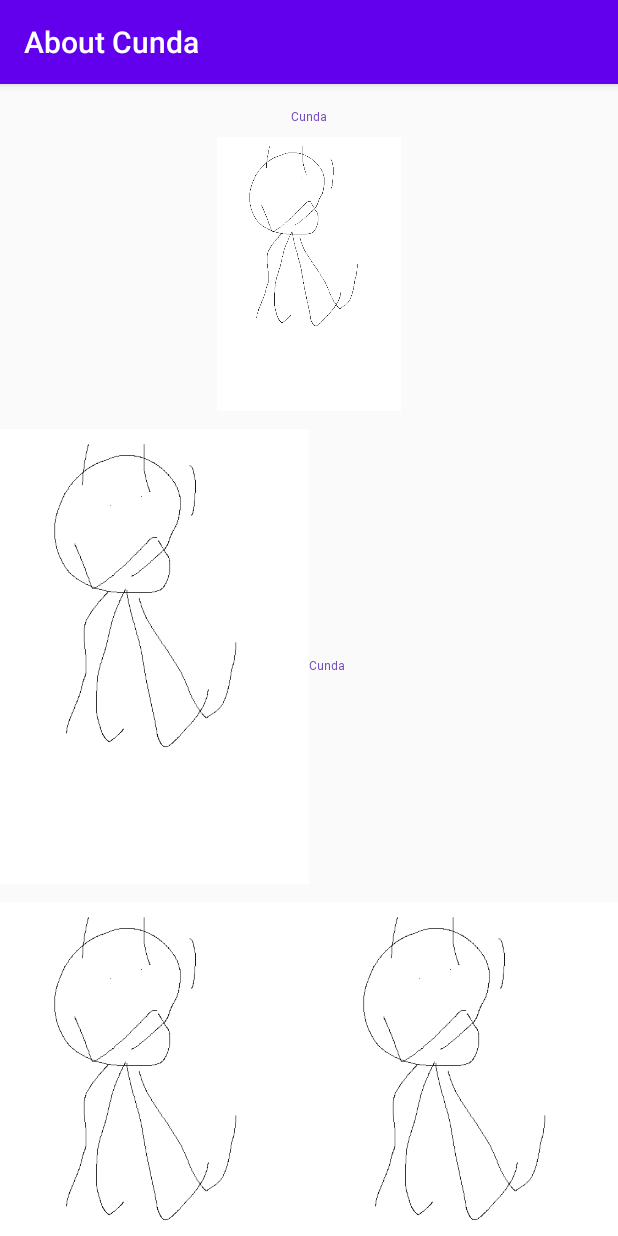
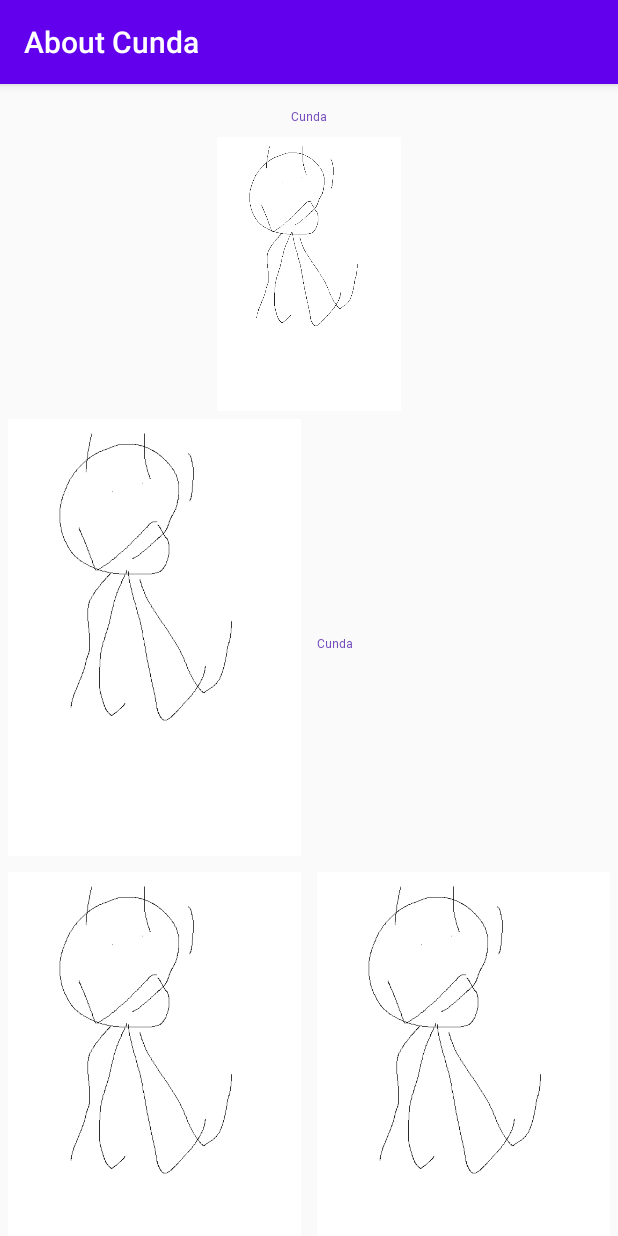
Before and after one commit to liadnac/AboutCunda, an Android app: the screen it shows after launch (MainActivity), on a phone screen of 412 x 824 dp. Run offline under Robolectric (Android 15) with nearby library versions, the phone set to English and light mode, and no system bars.

Commit message:
Fixed margins

```diff
--- a/app/src/main/res/layout/activity_main.xml
+++ b/app/src/main/res/layout/activity_main.xml
@@ -44,8 +44,8 @@
                 <ImageView
                     android:layout_width="0dp"
                     android:layout_height="wrap_content"
-                    android:layout_marginTop="@dimen/layout_margin"
                     android:layout_weight="1"
+                    android:layout_margin="5dp"
                     android:adjustViewBounds="true"
                     android:contentDescription="@string/cunda_image"
                     app:srcCompat="@drawable/cunda" />
@@ -55,6 +55,7 @@
                     android:layout_width="0dp"
                     android:layout_height="wrap_content"
                     android:layout_weight="1"
+                    android:layout_margin="5dp"
                     android:text="@string/name"
                     android:textSize="@dimen/text_size" />
             </LinearLayout>
@@ -68,8 +69,8 @@
                 <ImageView
                     android:layout_width="0dp"
                     android:layout_height="wrap_content"
-                    android:layout_marginTop="@dimen/layout_margin"
                     android:layout_weight="1"
+                    android:layout_margin="5dp"
                     android:adjustViewBounds="true"
                     android:contentDescription="@string/cunda_image"
                     app:srcCompat="@drawable/cunda" />
@@ -77,7 +78,7 @@
                 <ImageView
                     android:layout_width="0dp"
                     android:layout_height="wrap_content"
-                    android:layout_marginTop="@dimen/layout_margin"
+                    android:layout_margin="5dp"
                     android:layout_weight="1"
                     android:adjustViewBounds="true"
                     android:contentDescription="@string/cunda_image"
```
